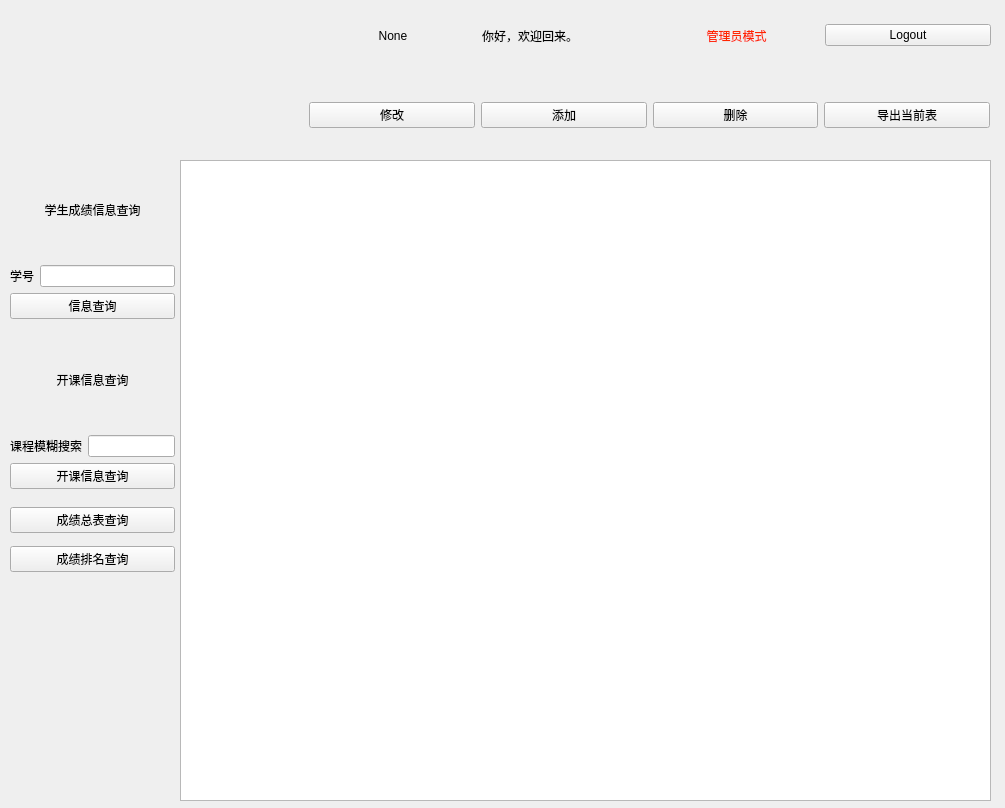
The window that UI_Part/SQL_UI/Admin_window.ui (LouSF/SQL_Class) describes before a commit, drawn with Qt 5.
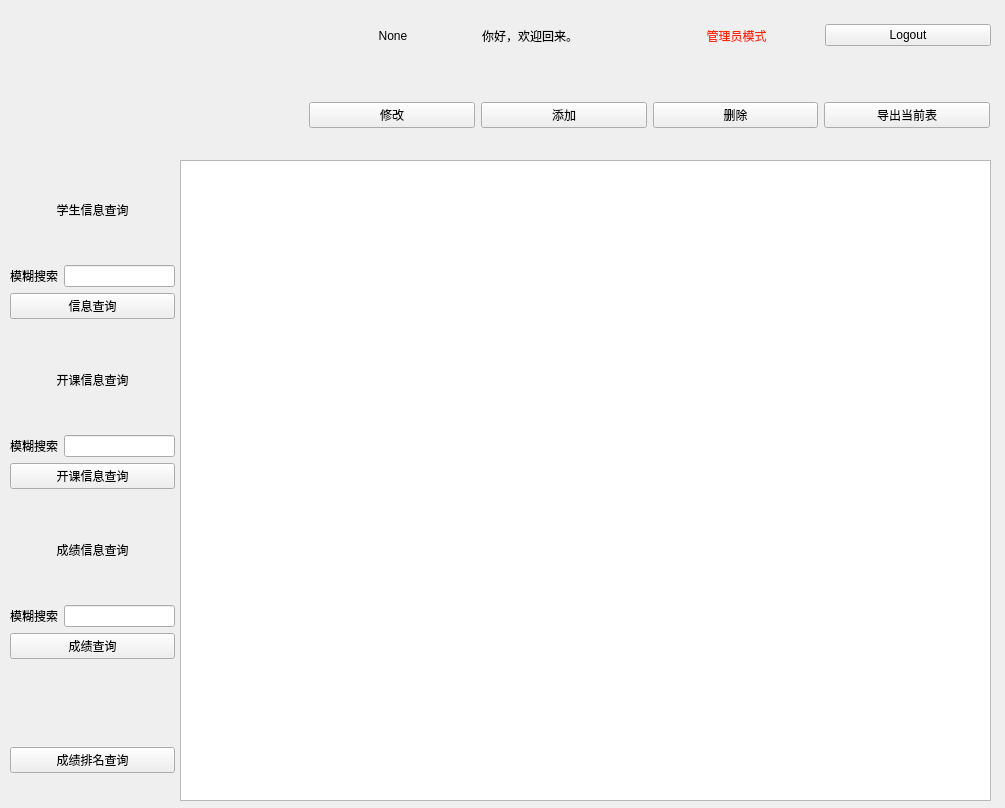
The same window after the commit. Icons and pictures are not drawn.

Patch:
```diff
--- a/UI_Part/SQL_UI/Admin_window.ui
+++ b/UI_Part/SQL_UI/Admin_window.ui
@@ -168,7 +168,7 @@
     </item>
    </layout>
   </widget>
-  <widget class="QWidget" name="">
+  <widget class="QWidget" name="layoutWidget">
    <property name="geometry">
     <rect>
      <x>10</x>
@@ -181,7 +181,7 @@
     <item>
      <widget class="QLabel" name="label_5">
       <property name="text">
-       <string>学生成绩信息查询</string>
+       <string>学生信息查询</string>
       </property>
       <property name="alignment">
        <set>Qt::AlignCenter</set>
@@ -193,7 +193,7 @@
       <item>
        <widget class="QLabel" name="label_4">
         <property name="text">
-         <string>学号</string>
+         <string>模糊搜索</string>
         </property>
        </widget>
       </item>
@@ -236,7 +236,7 @@
       <item>
        <widget class="QLabel" name="label_7">
         <property name="text">
-         <string>课程模糊搜索</string>
+         <string>模糊搜索</string>
         </property>
        </widget>
       </item>
@@ -258,19 +258,12 @@
    <property name="geometry">
     <rect>
      <x>10</x>
-     <y>500</y>
+     <y>720</y>
      <width>165</width>
      <height>81</height>
     </rect>
    </property>
    <layout class="QVBoxLayout" name="verticalLayout_5">
-    <item>
-     <widget class="QPushButton" name="Query_Score_Button">
-      <property name="text">
-       <string>成绩总表查询</string>
-      </property>
-     </widget>
-    </item>
     <item>
      <widget class="QPushButton" name="Query_Score_Rank_Button">
       <property name="text">
@@ -280,6 +273,49 @@
     </item>
    </layout>
   </widget>
+  <widget class="QWidget" name="layoutWidget_3">
+   <property name="geometry">
+    <rect>
+     <x>10</x>
+     <y>500</y>
+     <width>165</width>
+     <height>159</height>
+    </rect>
+   </property>
+   <layout class="QVBoxLayout" name="verticalLayout_6">
+    <item>
+     <widget class="QLabel" name="label_8">
+      <property name="text">
+       <string>成绩信息查询</string>
+      </property>
+      <property name="alignment">
+       <set>Qt::AlignCenter</set>
+      </property>
+     </widget>
+    </item>
+    <item>
+     <layout class="QHBoxLayout" name="horizontalLayout_5">
+      <item>
+       <widget class="QLabel" name="label_9">
+        <property name="text">
+         <string>模糊搜索</string>
+        </property>
+       </widget>
+      </item>
+      <item>
+       <widget class="QLineEdit" name="FindScore_lineEdit"/>
+      </item>
+     </layout>
+    </item>
+    <item>
+     <widget class="QPushButton" name="Query_Score_Button">
+      <property name="text">
+       <string>成绩查询</string>
+      </property>
+     </widget>
+    </item>
+   </layout>
+  </widget>
  </widget>
  <resources>
   <include location="src.qrc"/>
```
